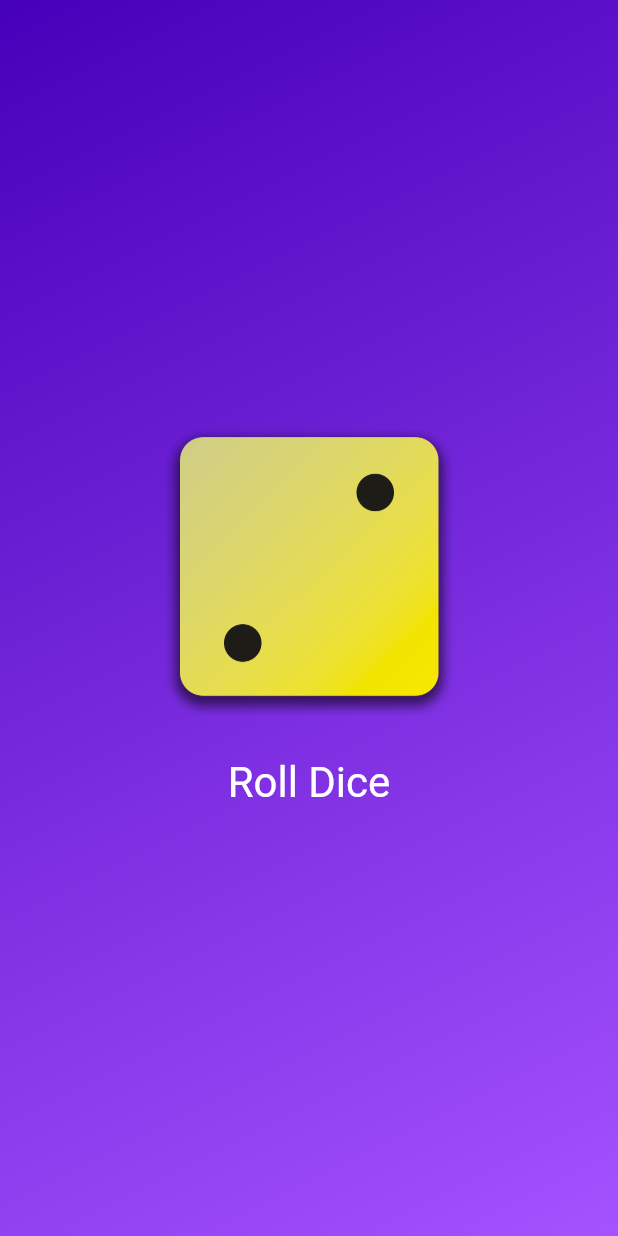
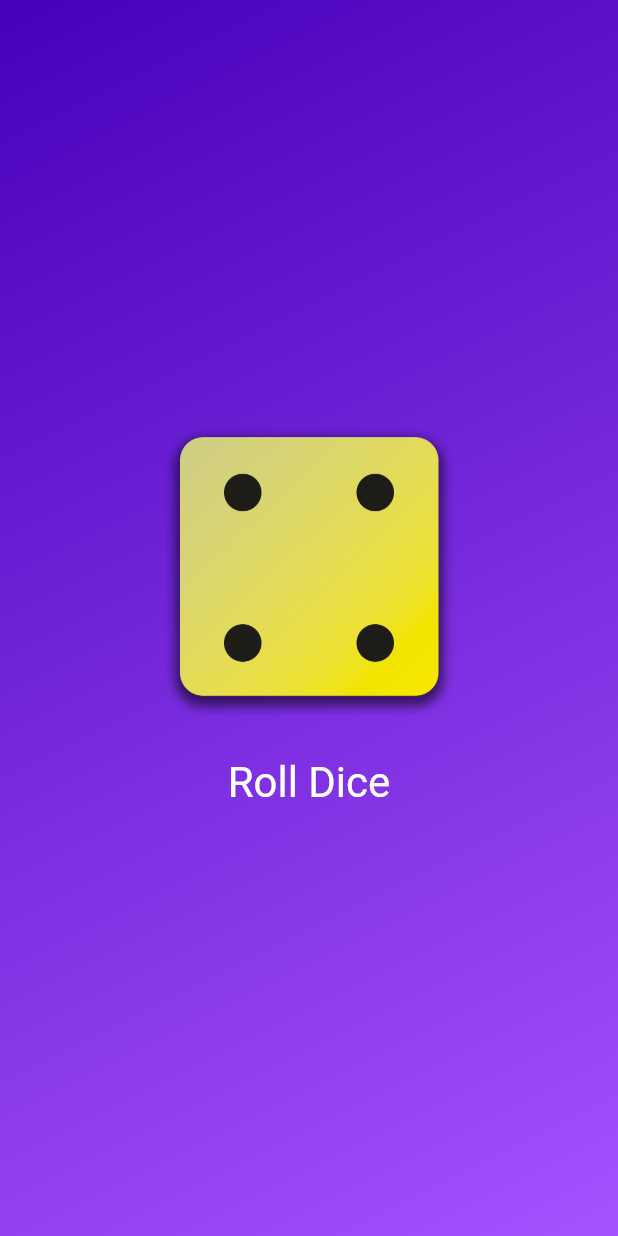
Before and after one commit to Subha-5/Dice-Roll-App, a Flutter app: the screen it shows after launch, after a tap on "Roll Dice", on a phone screen of 412 x 824 dp. Run offline on Flutter 3.47's test engine with Material 2 defaults, Android fonts, the phone set to English and light mode, and no system bars.

```diff
--- /dev/null
+++ b/lib/dice_roller.dart
@@ -0,0 +1,47 @@
+import 'package:flutter/material.dart';
+
+class DiceRoller extends StatefulWidget {
+  const DiceRoller({super.key});
+
+  @override
+  State<DiceRoller> createState() {
+    return _DiceRollerState();
+  }
+}
+
+class _DiceRollerState extends State<DiceRoller> {
+  var activeDiceImage = 'assets/images/dice-2.png';
+
+  void rollDice() {
+    setState(() {
+      activeDiceImage = 'assets/images/dice-4.png';
+    });
+  }
+
+  @override
+  Widget build(context) {
+    return Column(
+      mainAxisSize: MainAxisSize.min,
+      children: [
+        Image.asset(
+          activeDiceImage,
+          width: 200,
+        ),
+        const SizedBox(
+          height: 20,
+        ),
+        TextButton(
+          onPressed: rollDice,
+          style: TextButton.styleFrom(
+            // padding: const EdgeInsets.only(top: 28),
+            foregroundColor: Colors.white,
+            textStyle: const TextStyle(
+              fontSize: 28,
+            ),
+          ),
+          child: const Text('Roll Dice'),
+        ),
+      ],
+    );
+  }
+}
--- a/lib/gradient_container.dart
+++ b/lib/gradient_container.dart
@@ -1,4 +1,6 @@
 import 'package:flutter/material.dart';
+
+import 'package:first_app/dice_roller.dart';
 
 const startAlignment = Alignment.topLeft;
 const endAlignment = Alignment.bottomRight;
@@ -15,10 +17,6 @@ class GradientContainer extends StatelessWidget {
   final Color color1;
   final Color color2;
 
-  void rollDice() {
-    // ...
-  }
-
   @override
   Widget build(context) {
     return Container(
@@ -29,32 +27,8 @@ class GradientContainer extends StatelessWidget {
           end: endAlignment,
         ),
       ),
-      child: Center(
-        child: Column(
-          mainAxisSize: MainAxisSize.min,
-          children: [
-            Image.asset(
-              'assets/images/dice-2.png',
-              width: 200,
-            ),
-            const SizedBox(
-              height: 20,
-            ),
-            TextButton(
-              onPressed: rollDice,
-              style: TextButton.styleFrom(
-                /*padding: const EdgeInsets.only(
-                  top: 28,
-                ),*/
-                foregroundColor: Colors.white,
-                textStyle: const TextStyle(
-                  fontSize: 28,
-                ),
-              ),
-              child: const Text('Roll Dice'),
-            ),
-          ],
-        ),
+      child: const Center(
+        child: DiceRoller(),
       ),
     );
   }
```
